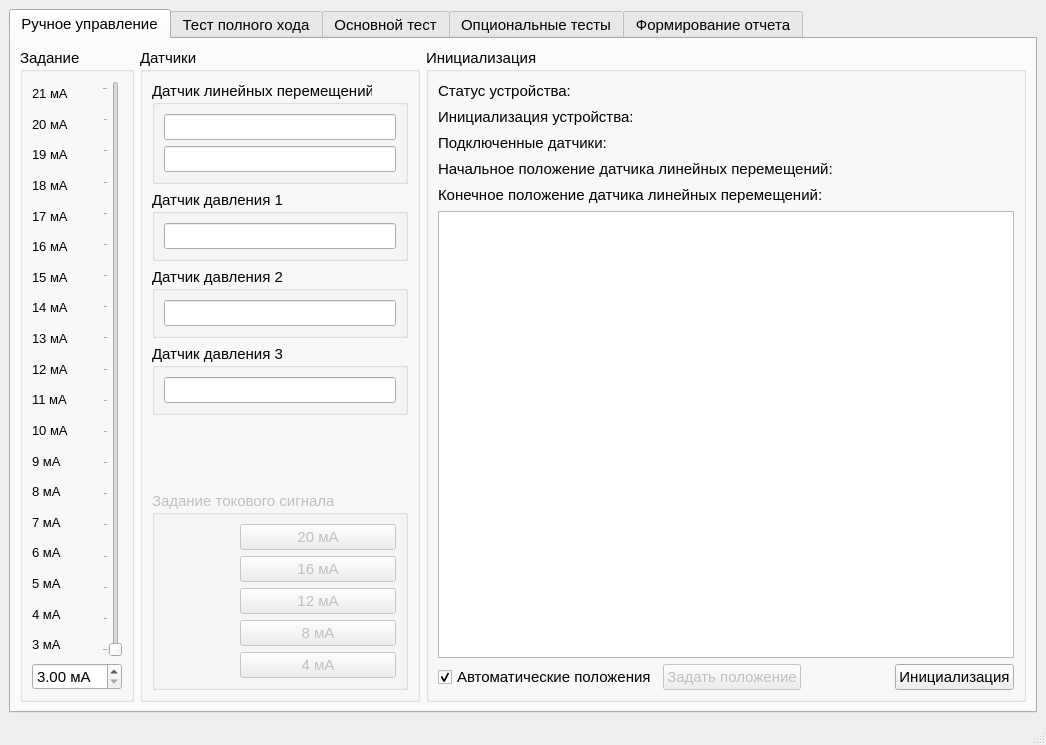
Rekvim/MpiSdk, file MainWindow.ui: the form before one commit.
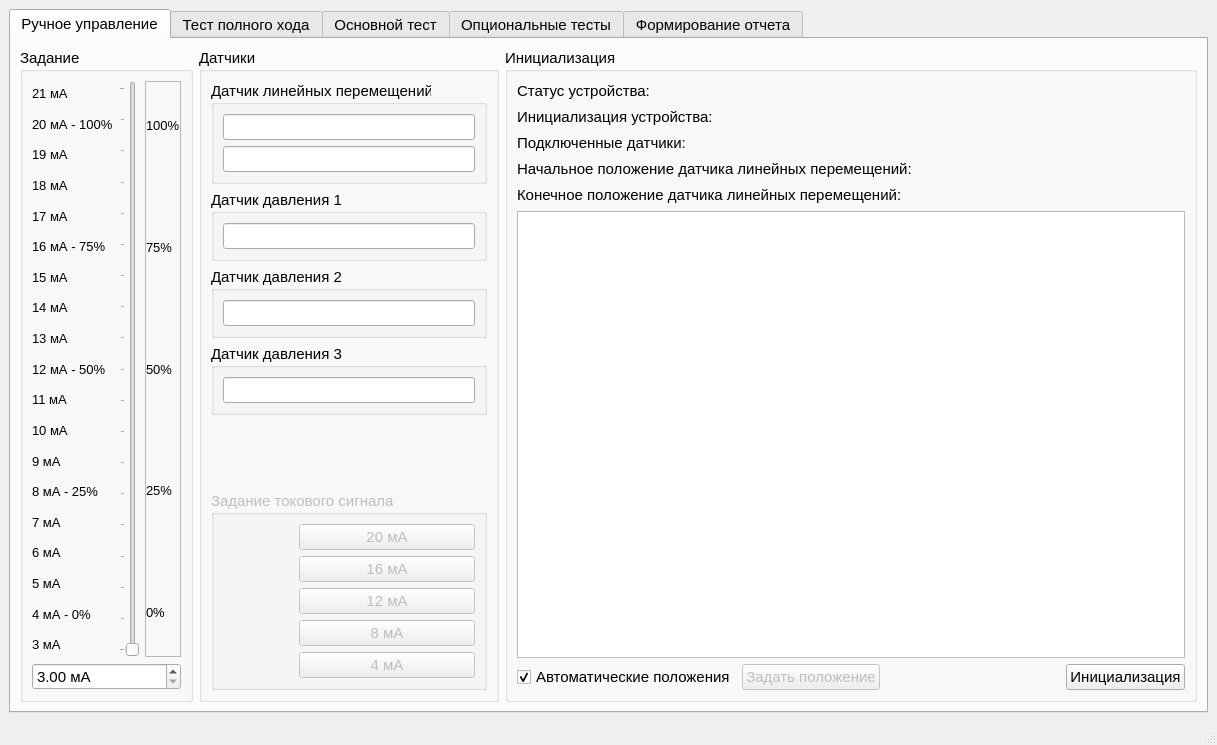
The form after the commit. Icons and pictures are not drawn. Custom widgets are drawn as their Qt base class.

The edit to the form file:
```diff
--- a/MainWindow.ui
+++ b/MainWindow.ui
@@ -6,7 +6,7 @@
    <rect>
     <x>0</x>
     <y>0</y>
-    <width>1046</width>
+    <width>1217</width>
     <height>745</height>
    </rect>
   </property>
@@ -35,7 +35,7 @@
           <property name="title">
            <string>Задание</string>
           </property>
-          <layout class="QVBoxLayout" name="verticalLayout_2">
+          <layout class="QVBoxLayout" name="verticalLayout_18">
            <item>
             <layout class="QHBoxLayout" name="horizontalLayout_signalStrength_task">
              <item>
@@ -64,7 +64,7 @@
                   </font>
                  </property>
                  <property name="text">
-                  <string>20 мА</string>
+                  <string>20 мА - 100%</string>
                  </property>
                 </widget>
                </item>
@@ -120,7 +120,7 @@
                   </font>
                  </property>
                  <property name="text">
-                  <string>16 мА</string>
+                  <string>16 мА - 75%</string>
                  </property>
                 </widget>
                </item>
@@ -176,7 +176,7 @@
                   </font>
                  </property>
                  <property name="text">
-                  <string>12 мА</string>
+                  <string>12 мА - 50%</string>
                  </property>
                 </widget>
                </item>
@@ -232,7 +232,7 @@
                   </font>
                  </property>
                  <property name="text">
-                  <string>8 мА</string>
+                  <string>8 мА - 25%</string>
                  </property>
                 </widget>
                </item>
@@ -288,7 +288,7 @@
                   </font>
                  </property>
                  <property name="text">
-                  <string>4 мА</string>
+                  <string>4 мА - 0%</string>
                  </property>
                 </widget>
                </item>
@@ -333,6 +333,103 @@
                </property>
               </widget>
              </item>
+             <item>
+              <widget class="QFrame" name="frame_5">
+               <property name="frameShape">
+                <enum>QFrame::Shape::StyledPanel</enum>
+               </property>
+               <property name="frameShadow">
+                <enum>QFrame::Shadow::Raised</enum>
+               </property>
+               <layout class="QVBoxLayout" name="verticalLayout_2">
+                <property name="spacing">
+                 <number>35</number>
+                </property>
+                <property name="leftMargin">
+                 <number>0</number>
+                </property>
+                <property name="topMargin">
+                 <number>0</number>
+                </property>
+                <property name="rightMargin">
+                 <number>0</number>
+                </property>
+                <property name="bottomMargin">
+                 <number>0</number>
+                </property>
+                <item>
+                 <widget class="QLabel" name="label_signalStrength_4mA_7">
+                  <property name="font">
+                   <font>
+                    <pointsize>10</pointsize>
+                    <bold>false</bold>
+                    <stylestrategy>PreferDefault</stylestrategy>
+                   </font>
+                  </property>
+                  <property name="text">
+                   <string>100%</string>
+                  </property>
+                 </widget>
+                </item>
+                <item>
+                 <widget class="QLabel" name="label_signalStrength_4mA_11">
+                  <property name="font">
+                   <font>
+                    <pointsize>10</pointsize>
+                    <bold>false</bold>
+                    <stylestrategy>PreferDefault</stylestrategy>
+                   </font>
+                  </property>
+                  <property name="text">
+                   <string>75%</string>
+                  </property>
+                 </widget>
+                </item>
+                <item>
+                 <widget class="QLabel" name="label_signalStrength_4mA_10">
+                  <property name="font">
+                   <font>
+                    <pointsize>10</pointsize>
+                    <bold>false</bold>
+                    <stylestrategy>PreferDefault</stylestrategy>
+                   </font>
+                  </property>
+                  <property name="text">
+                   <string>50%</string>
+                  </property>
+                 </widget>
+                </item>
+                <item>
+                 <widget class="QLabel" name="label_signalStrength_4mA_9">
+                  <property name="font">
+                   <font>
+                    <pointsize>10</pointsize>
+                    <bold>false</bold>
+                    <stylestrategy>PreferDefault</stylestrategy>
+                   </font>
+                  </property>
+                  <property name="text">
+                   <string>25%</string>
+                  </property>
+                 </widget>
+                </item>
+                <item>
+                 <widget class="QLabel" name="label_signalStrength_4mA_8">
+                  <property name="font">
+                   <font>
+                    <pointsize>10</pointsize>
+                    <bold>false</bold>
+                    <stylestrategy>PreferDefault</stylestrategy>
+                   </font>
+                  </property>
+                  <property name="text">
+                   <string>0%</string>
+                  </property>
+                 </widget>
+                </item>
+               </layout>
+              </widget>
+             </item>
             </layout>
            </item>
            <item>
```
